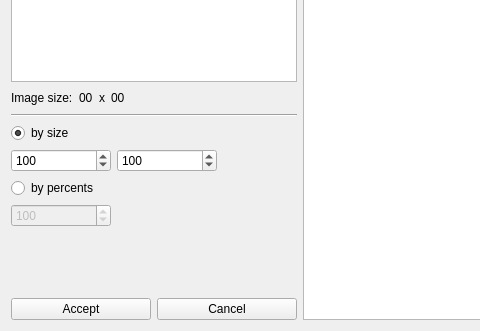
First picture: the form in editformresizeelements.ui, repository abodnyaUA/qimageviewer, before the edit; both pictures show x 0 to 480 and y 149 to 480 of the 600 by 480 pixel window.
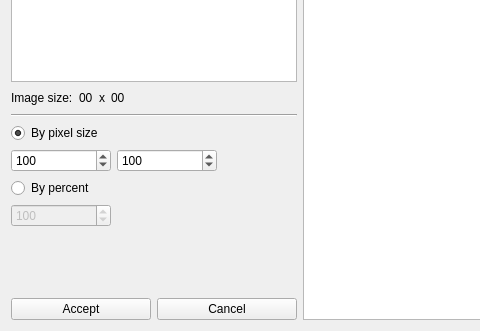
Second picture: the form after the edit. Icons and pictures are not drawn.

```diff
--- a/editformresizeelements.ui
+++ b/editformresizeelements.ui
@@ -125,7 +125,7 @@
         <enum>Qt::LeftToRight</enum>
        </property>
        <property name="text">
-        <string>by size</string>
+        <string>By pixel size</string>
        </property>
        <property name="checked">
         <bool>true</bool>
@@ -196,7 +196,7 @@
      <item>
       <widget class="QRadioButton" name="typePercentRadioButton">
        <property name="text">
-        <string>by percents</string>
+        <string>By percent</string>
        </property>
       </widget>
      </item>
```
Left out of the diff: 2 changed lines with no effect on the pictures.
